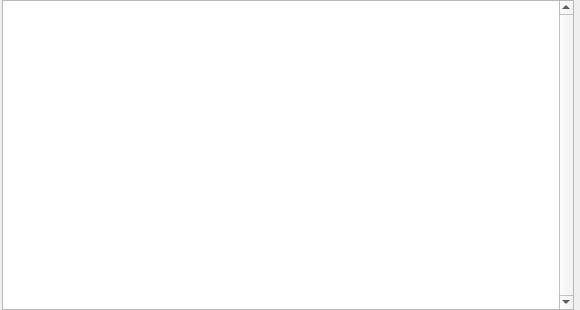
First picture: the form in Structure/Pages/Section_Mod_Statistics_Classification.ui, repository Looking4Git/Starfield_LOH, before the edit.
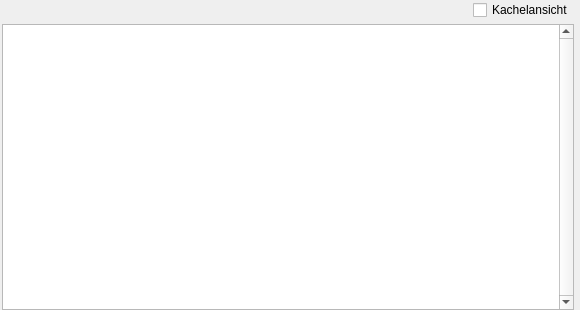
Second picture: the form after the edit.

Commit message: feat(stats): Kachelansicht fuer Kategorie Klassifikation, Einstellungs-Reihenfolge und Tools-Titel

Patch:
```diff
--- a/Structure/Pages/Section_Mod_Statistics_Classification.ui
+++ b/Structure/Pages/Section_Mod_Statistics_Classification.ui
@@ -12,7 +12,7 @@
   </property>
   <layout class="QVBoxLayout" name="main_layout">
    <property name="spacing">
-    <number>0</number>
+    <number>4</number>
    </property>
    <property name="leftMargin">
     <number>2</number>
@@ -27,11 +27,66 @@
     <number>0</number>
    </property>
    <item>
+    <layout class="QHBoxLayout" name="header_layout">
+     <property name="spacing">
+      <number>6</number>
+     </property>
+     <item>
+      <spacer name="header_spacer">
+       <property name="orientation">
+        <enum>Qt::Orientation::Horizontal</enum>
+       </property>
+       <property name="sizeHint" stdset="0">
+        <size>
+         <width>40</width>
+         <height>20</height>
+        </size>
+       </property>
+      </spacer>
+     </item>
+     <item>
+      <widget class="QCheckBox" name="chk_tile_view">
+       <property name="sizePolicy">
+        <sizepolicy hsizetype="Minimum" vsizetype="Fixed">
+         <horstretch>0</horstretch>
+         <verstretch>0</verstretch>
+        </sizepolicy>
+       </property>
+       <property name="text">
+        <string>Kachelansicht</string>
+       </property>
+      </widget>
+     </item>
+    </layout>
+   </item>
+   <item>
+    <widget class="QStackedWidget" name="stacked_views">
+     <property name="currentIndex">
+      <number>0</number>
+     </property>
+     <widget class="QWidget" name="page_table">
+      <layout class="QVBoxLayout" name="layout_table">
+       <property name="spacing">
+        <number>0</number>
+       </property>
+       <property name="leftMargin">
+        <number>0</number>
+       </property>
+       <property name="topMargin">
+        <number>0</number>
+       </property>
+       <property name="rightMargin">
+        <number>0</number>
+       </property>
+       <property name="bottomMargin">
+        <number>0</number>
+       </property>
+       <item>
     <widget class="QTableView" name="table_classification">
      <property name="minimumSize">
       <size>
        <width>0</width>
-       <height>308</height>
+           <height>280</height>
       </size>
      </property>
      <property name="verticalScrollBarPolicy">
@@ -55,6 +110,29 @@
      <property name="sortingEnabled">
       <bool>false</bool>
      </property>
+        </widget>
+       </item>
+      </layout>
+     </widget>
+     <widget class="QWidget" name="page_tiles">
+      <layout class="QVBoxLayout" name="layout_tiles_page">
+       <property name="spacing">
+        <number>0</number>
+       </property>
+       <property name="leftMargin">
+        <number>0</number>
+       </property>
+       <property name="topMargin">
+        <number>0</number>
+       </property>
+       <property name="rightMargin">
+        <number>0</number>
+       </property>
+       <property name="bottomMargin">
+        <number>0</number>
+       </property>
+      </layout>
+     </widget>
     </widget>
    </item>
   </layout>
```
Lines whose indentation alone changed are shown as unchanged. The commit also changes 6 other files.
